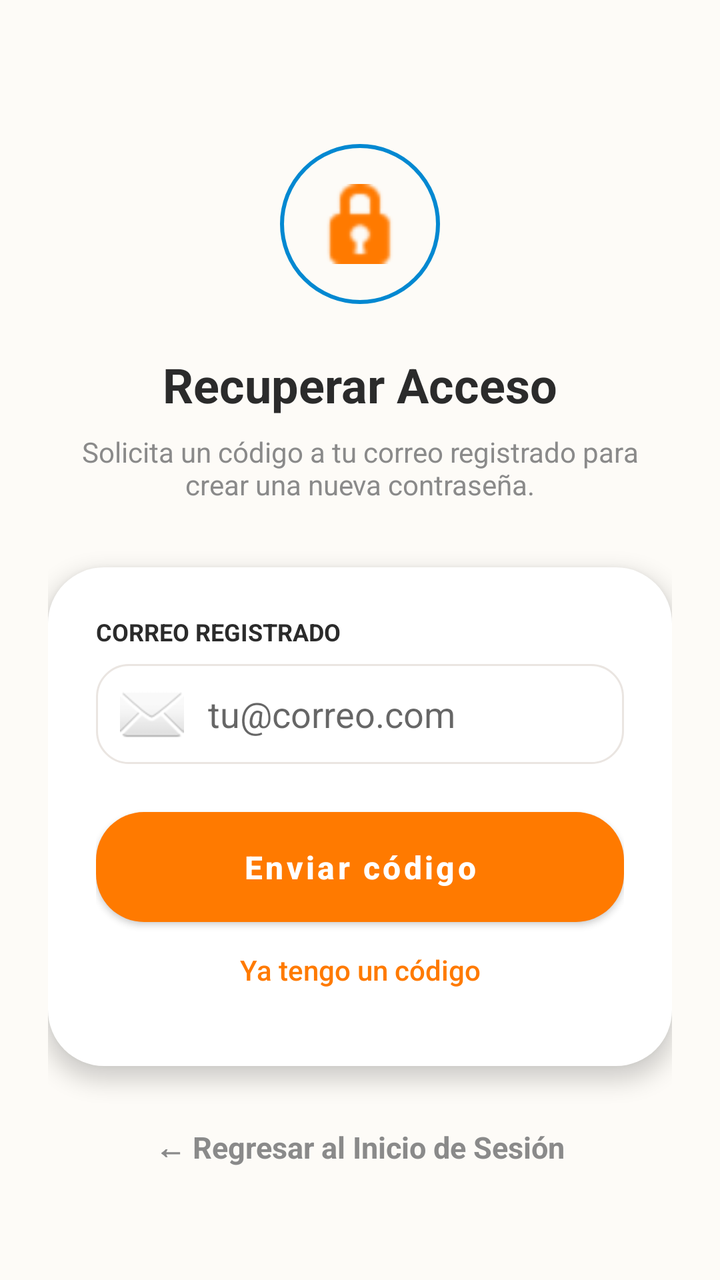
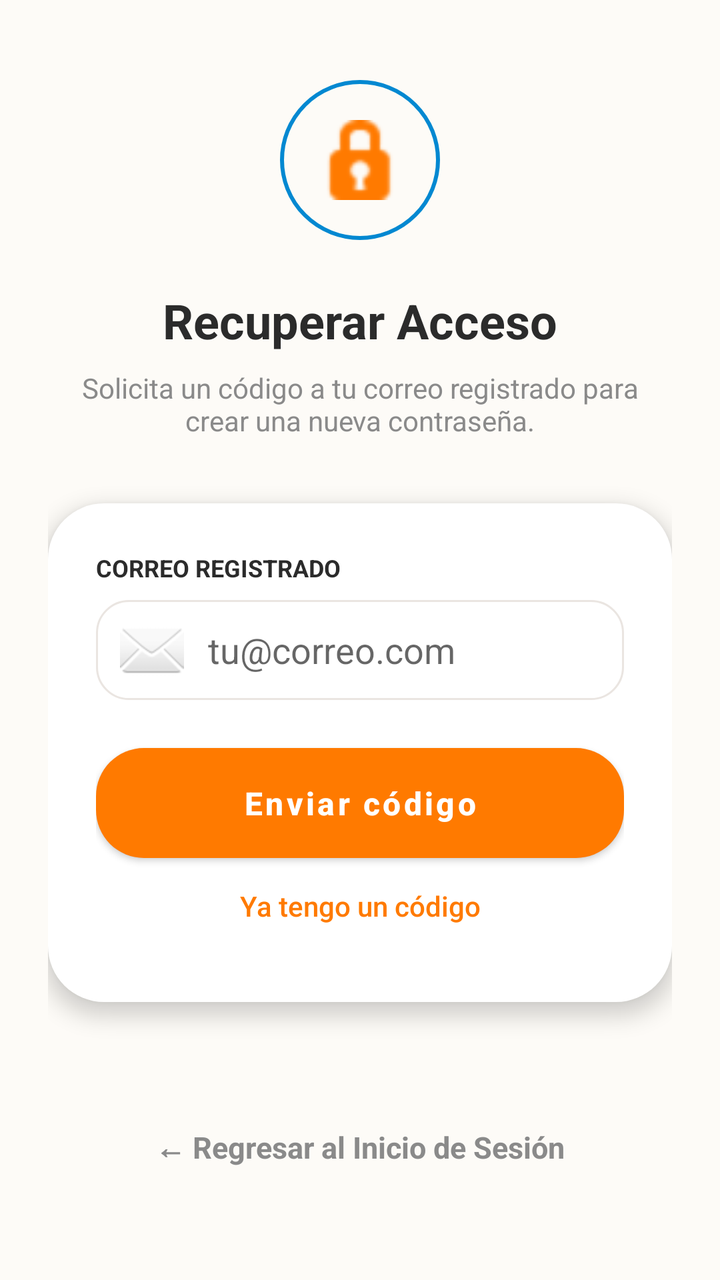

Screens rendered from an Android XML layout before and after an edit, with the pre-edit source and the edit as a unified diff.
<!-- AndroidManifest.xml: application theme Theme.HuellaApp -->
<!-- res/layout/activity_recuperar_acceso.xml -->
<?xml version="1.0" encoding="utf-8"?>
<androidx.constraintlayout.widget.ConstraintLayout xmlns:android="http://schemas.android.com/apk/res/android"
    xmlns:app="http://schemas.android.com/apk/res-auto"
    xmlns:tools="http://schemas.android.com/tools"
    android:layout_width="match_parent"
    android:layout_height="match_parent"
    android:background="@color/huellapp_background"
    android:padding="24dp"
    tools:context=".RecuperarAccesoActivity">

    
    <ImageView
        android:id="@+id/ivKey"
        android:layout_width="80dp"
        android:layout_height="80dp"
        android:layout_marginTop="48dp"
        android:background="@drawable/bg_avatar_verified"
        android:padding="20dp"
        android:src="@android:drawable/ic_secure"
        app:tint="@color/huellapp_primary"
        app:layout_constraintEnd_toEndOf="parent"
        app:layout_constraintStart_toStartOf="parent"
        app:layout_constraintTop_toTopOf="parent" />

    <TextView
        android:id="@+id/tvTitleRecuperar"
        style="@style/HuellAppTitle"
        android:layout_width="wrap_content"
        android:layout_height="wrap_content"
        android:layout_marginTop="24dp"
        android:text="Recuperar Acceso"
        app:layout_constraintEnd_toEndOf="parent"
        app:layout_constraintStart_toStartOf="parent"
        app:layout_constraintTop_toBottomOf="@id/ivKey" />

    <TextView
        android:id="@+id/tvDescRecuperar"
        android:layout_width="0dp"
        android:layout_height="wrap_content"
        android:layout_marginTop="8dp"
        android:text="Solicita un código a tu correo registrado para crear una nueva contraseña."
        android:textAlignment="center"
        android:textColor="@color/huellapp_text_hint"
        app:layout_constraintEnd_toEndOf="parent"
        app:layout_constraintStart_toStartOf="parent"
        app:layout_constraintTop_toBottomOf="@id/tvTitleRecuperar" />

    <LinearLayout
        android:id="@+id/cardRecuperar"
        android:layout_width="0dp"
        android:layout_height="wrap_content"
        android:layout_marginTop="32dp"
        android:background="@drawable/bg_card_rounded"
        android:elevation="6dp"
        android:orientation="vertical"
        android:padding="24dp"
        app:layout_constraintEnd_toEndOf="parent"
        app:layout_constraintStart_toStartOf="parent"
        app:layout_constraintTop_toBottomOf="@id/tvDescRecuperar">

        <TextView
            android:layout_width="wrap_content"
            android:layout_height="wrap_content"
            android:text="CORREO REGISTRADO"
            android:textColor="@color/huellapp_text_dark"
            android:textSize="12sp"
            android:textStyle="bold" />

        <EditText
            android:id="@+id/etEmailRecuperar"
            android:layout_width="match_parent"
            android:layout_height="50dp"
            android:layout_marginTop="8dp"
            android:background="@drawable/bg_input_rounded"
            android:drawableStart="@android:drawable/ic_dialog_email"
            android:drawablePadding="12dp"
            android:hint="tu@correo.com"
            android:inputType="textEmailAddress"
            android:paddingStart="12dp"
            android:paddingEnd="12dp" />

        <Button
            android:id="@+id/btnEnviarEnlace"
            android:layout_width="match_parent"
            android:layout_height="55dp"
            android:layout_marginTop="24dp"
            android:background="@drawable/bg_button_orange"
            android:text="Enviar código"
            android:textAllCaps="false"
            android:textColor="@color/white"
            android:textSize="16sp"
            android:textStyle="bold" />

        <Button
            android:id="@+id/btnYaTengoCodigo"
            style="?android:attr/borderlessButtonStyle"
            android:layout_width="match_parent"
            android:layout_height="wrap_content"
            android:text="Ya tengo un código"
            android:textAllCaps="false"
            android:textColor="@color/huellapp_primary" />
    </LinearLayout>

    <TextView
        android:id="@+id/tvVolverLogin"
        android:layout_width="wrap_content"
        android:layout_height="wrap_content"
        android:layout_marginBottom="32dp"
        android:text="← Regresar al Inicio de Sesión"
        android:textColor="@color/huellapp_text_hint"
        android:textSize="15sp"
        android:textStyle="bold"
        app:layout_constraintBottom_toBottomOf="parent"
        app:layout_constraintEnd_toEndOf="parent"
        app:layout_constraintStart_toStartOf="parent" />

</androidx.constraintlayout.widget.ConstraintLayout>
<!-- resources referenced by this layout -->
<resources>
  <color name="huellapp_background">#FDFBF7</color>
  <color name="huellapp_primary">#FF7A00</color>
  <color name="huellapp_text_dark">#2B2B2B</color>
  <color name="huellapp_text_hint">#8A8A8A</color>
  <color name="white">#FFFFFFFF</color>
  <!-- drawable bg_avatar_verified (drawable) -->
  <?xml version="1.0" encoding="utf-8"?>
  <shape xmlns:android="http://schemas.android.com/apk/res/android"
      android:shape="oval">
  
      
      <solid android:color="@android:color/transparent" />
  
      
      <stroke android:width="2dp" android:color="@color/huellapp_blue" />
  
  </shape>
  <!-- drawable bg_button_orange (drawable) -->
  <?xml version="1.0" encoding="utf-8"?>
  <ripple xmlns:android="http://schemas.android.com/apk/res/android"
      android:color="@color/huellapp_primary_dark">
  
      
      <item>
          <shape android:shape="rectangle">
              <solid android:color="@color/huellapp_primary"/>
              <corners android:radius="24dp"/>
          </shape>
      </item>
  </ripple>
  <!-- drawable bg_card_rounded (drawable) -->
  <?xml version="1.0" encoding="utf-8"?>
  <shape xmlns:android="http://schemas.android.com/apk/res/android"
      android:shape="rectangle">
  
      
      <solid android:color="@color/huellapp_card_bg" />
  
      
      <corners android:radius="28dp" />
  
      
  </shape>
  <!-- drawable bg_input_rounded (drawable) -->
  <?xml version="1.0" encoding="utf-8"?>
  <selector xmlns:android="http://schemas.android.com/apk/res/android">
      
      <item android:state_focused="true">
          <shape android:shape="rectangle">
              <solid android:color="@color/huellapp_card_bg"/>
              <corners android:radius="16dp"/>
              
              <stroke android:width="2dp" android:color="@color/huellapp_primary"/>
          </shape>
      </item>
  
      
      <item>
          <shape android:shape="rectangle">
              <solid android:color="@color/huellapp_card_bg"/>
              <corners android:radius="16dp"/>
              <stroke android:width="1dp" android:color="@color/huellapp_border"/>
          </shape>
      </item>
  </selector>
  <style name="HuellAppTitle" parent="TextAppearance.MaterialComponents.Headline5">
          <item name="android:textColor">@color/huellapp_text_dark</item>
          <item name="android:textStyle">bold</item>
          <item name="android:textSize">24sp</item>
      </style>
  <style name="Theme.HuellaApp" parent="Base.Theme.HuellaApp" />
  <color name="huellapp_blue">#0288D1</color>
  <color name="huellapp_primary_dark">#E65100</color>
  <color name="huellapp_card_bg">#FFFFFF</color>
  <color name="huellapp_border">#EAE5E1</color>
  <style name="Base.Theme.HuellaApp" parent="Theme.MaterialComponents.DayNight.NoActionBar">
          
          <item name="colorPrimary">@color/huellapp_primary</item>
          <item name="colorPrimaryVariant">@color/huellapp_primary_dark</item>
          <item name="colorOnPrimary">@color/white</item>
  
          
          <item name="android:windowBackground">@color/huellapp_background</item>
          <item name="colorSurface">@color/huellapp_card_bg</item>
      </style>
</resources>

<!-- the commit's change to res/layout/activity_recuperar_acceso.xml (unified diff, before → after) -->
@@ -13,7 +13,7 @@
         android:id="@+id/ivKey"
         android:layout_width="80dp"
         android:layout_height="80dp"
-        android:layout_marginTop="48dp"
+        android:layout_marginTop="16dp"
         android:background="@drawable/bg_avatar_verified"
         android:padding="20dp"
         android:src="@android:drawable/ic_secure"
@@ -82,7 +82,7 @@
         <Button
             android:id="@+id/btnEnviarEnlace"
             android:layout_width="match_parent"
-            android:layout_height="55dp"
+            android:layout_height="wrap_content" android:minHeight="55dp"
             android:layout_marginTop="24dp"
             android:background="@drawable/bg_button_orange"
             android:text="Enviar código"
